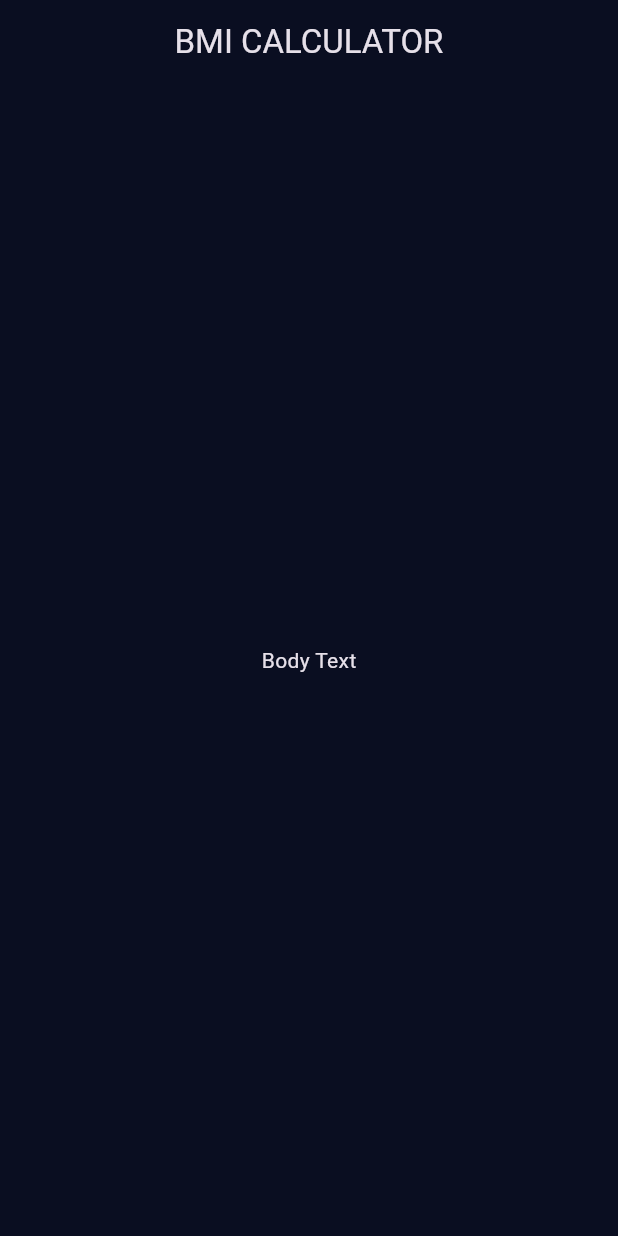
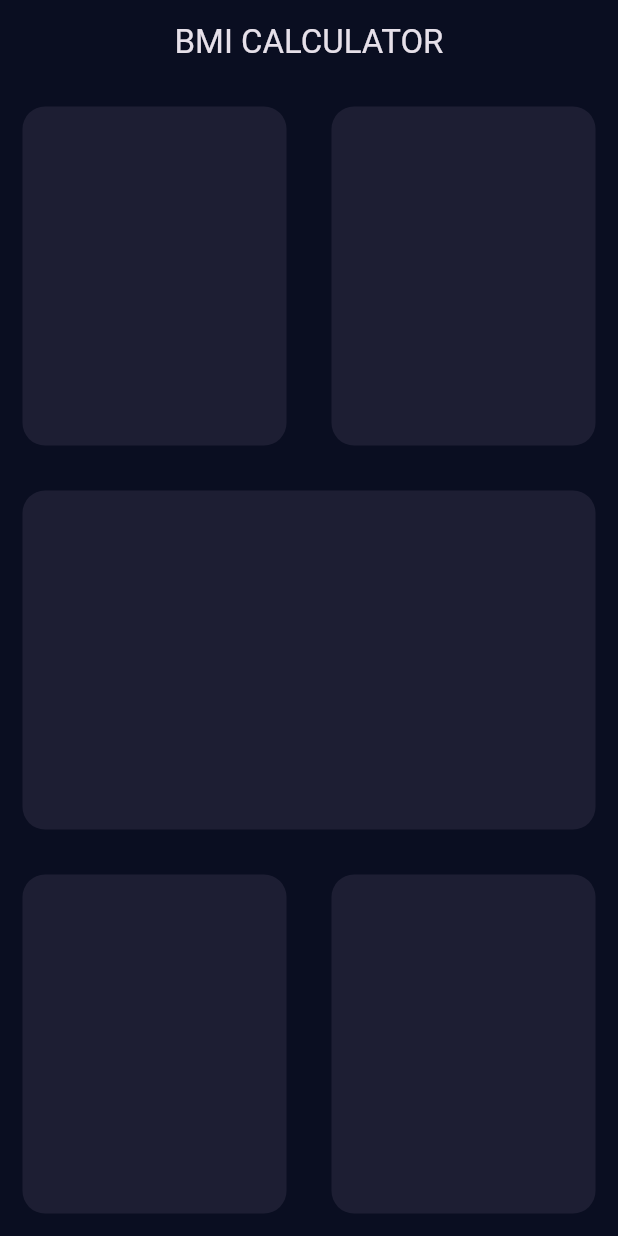
Before and after one commit to SadraAG84/Flutter_Course, a Flutter app: the screen it shows after launch, on a phone screen of 412 x 824 dp. Run offline on Flutter 3.47's test engine with Material 3 defaults, Android fonts, the phone set to English and light mode, and no system bars; our stand-ins replace assets_audio_player, rflutter_alert.

Commit message:
Make Body & Edit Theme_8(77)

```diff
--- a/bmi_calculator/lib/input_page.dart
+++ b/bmi_calculator/lib/input_page.dart
@@ -8,13 +8,62 @@ class InputPage extends StatefulWidget {
 class _InputPageState extends State<InputPage> {
   @override
   Widget build(BuildContext context) {
-    return Scaffold(
-      appBar: AppBar(
-        title: Center(child: Text('BMI CALCULATOR')),
-      ),
-      body: Center(
-        child: Text('Body Text'),
-      ),
+    return SafeArea(
+      child: Scaffold(
+          appBar: AppBar(
+            title: Center(child: Text('BMI CALCULATOR')),
+          ),
+          body: Column(
+            children: <Widget>[
+              Expanded(
+                child: Row(
+                  children: <Widget>[
+                    Expanded(
+                        child: Container(
+                      margin: EdgeInsets.all(15.0),
+                      decoration: BoxDecoration(
+                        color: Color(0xFF1D1E33),
+                        borderRadius: BorderRadius.circular(15.0),
+                      ),
+                    )),
+                    Expanded(
+                        child: Container(
+                            margin: EdgeInsets.all(15.0),
+                            decoration: BoxDecoration(
+                              color: Color(0xFF1D1E33),
+                              borderRadius: BorderRadius.circular(15.0),
+                            )))
+                  ],
+                ),
+              ),
+              Expanded(
+                  child: Container(
+                      margin: EdgeInsets.all(15.0),
+                      decoration: BoxDecoration(
+                        color: Color(0xFF1D1E33),
+                        borderRadius: BorderRadius.circular(15.0),
+                      ))),
+              Expanded(
+                  child: Row(
+                children: <Widget>[
+                  Expanded(
+                      child: Container(
+                          margin: EdgeInsets.all(15.0),
+                          decoration: BoxDecoration(
+                            color: Color(0xFF1D1E33),
+                            borderRadius: BorderRadius.circular(15.0),
+                          ))),
+                  Expanded(
+                      child: Container(
+                          margin: EdgeInsets.all(15.0),
+                          decoration: BoxDecoration(
+                            color: Color(0xFF1D1E33),
+                            borderRadius: BorderRadius.circular(15.0),
+                          ))),
+                ],
+              ))
+            ],
+          )),
     );
   }
 }
```
